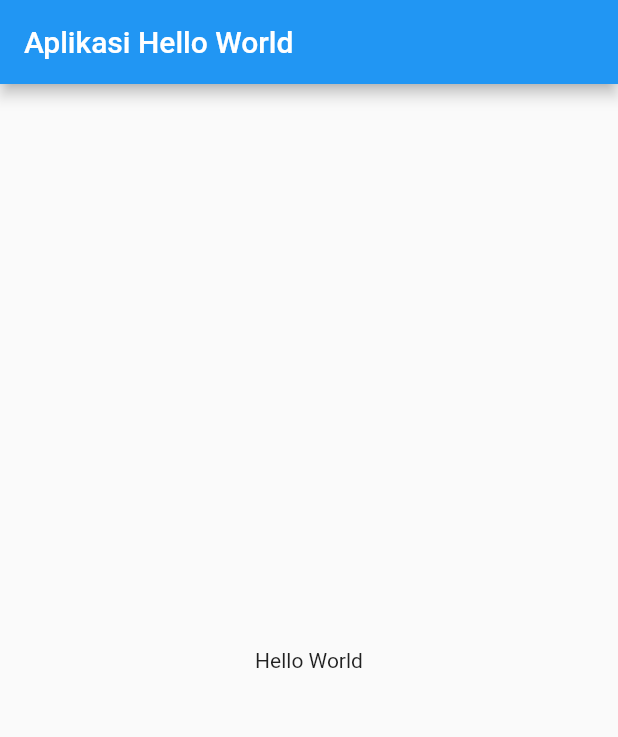
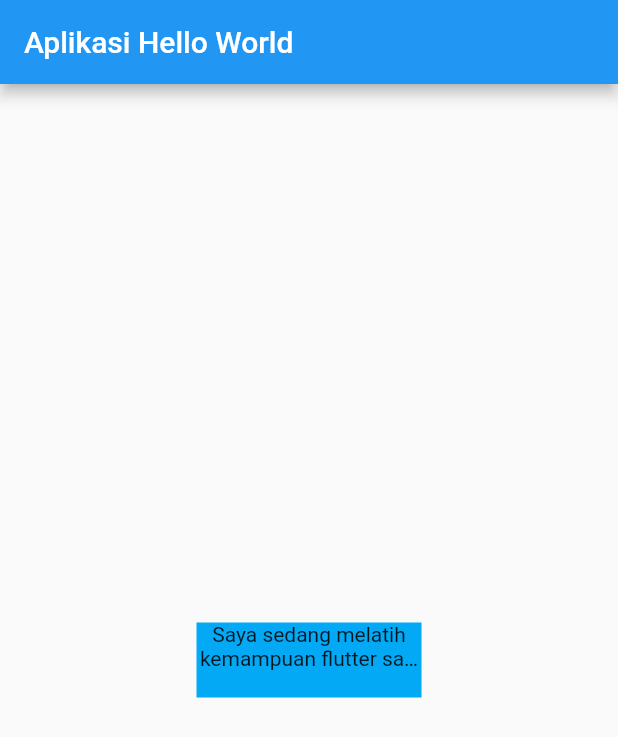
Before and after one commit to hamidms/edh_yt, a Flutter app: the screen it shows after launch, on a phone screen of 412 x 824 dp. Shown: the top 737 px of the screen. Run offline on Flutter 3.47's test engine with Material 2 defaults, Android fonts, the phone set to English and light mode, and no system bars.

Commit message:
update text widget part 1

```diff
--- a/lib/main.dart
+++ b/lib/main.dart
@@ -11,8 +11,23 @@ class MyApp extends StatelessWidget {
   Widget build(BuildContext context) {
     return MaterialApp(
       home: Scaffold(
-        appBar: AppBar(title: Text("Aplikasi Hello World"),),
-        body: Center(child: Text("Hello World")),
+        appBar: AppBar(
+          title: Text("Aplikasi Hello World"),
+        ),
+        body: Center(
+          child: Container(
+            color: Colors.lightBlue,
+            width: 150,
+            height: 50,
+            child: Text(
+              "Saya sedang melatih kemampuan flutter saya.",
+              maxLines: 2,
+              overflow: TextOverflow.ellipsis,
+              softWrap: true,
+              textAlign: TextAlign.center,
+            ),
+          ),
+        ),
       ),
     );
   }
```
Also changed, not shown: 1 other file.
